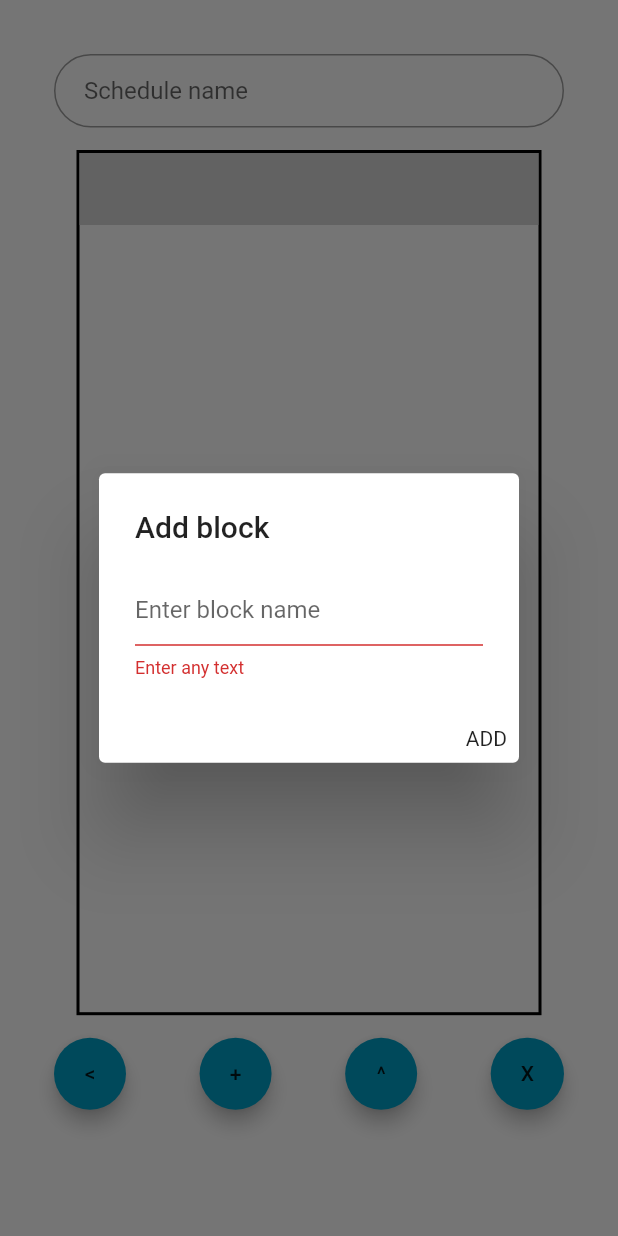
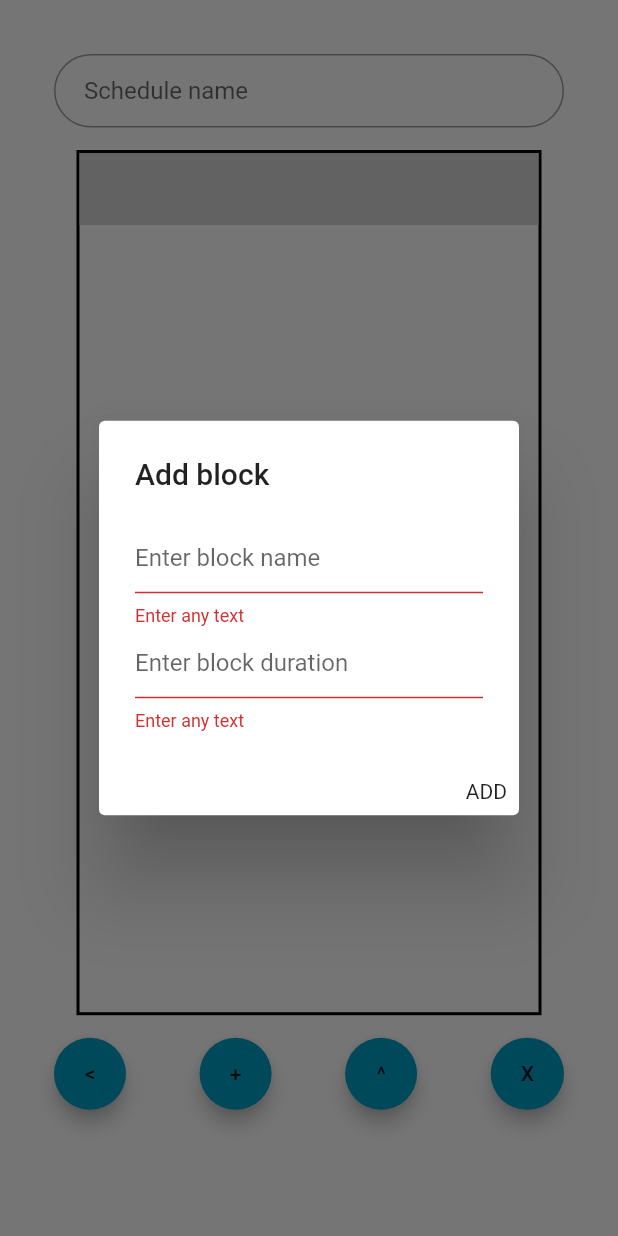
Before and after one commit to Michael-12211/Schedu-block, a Flutter app: the DailyView screen opened directly with empty values, item 2 of the bottom bar chosen, after a tap on "ADD", on a phone screen of 412 x 824 dp. Run offline on Flutter 3.47's test engine with Material 2 defaults, Android fonts, the light colour scheme and no system bars; our stand-ins replace firebase_auth, firebase_core, firebase_database, rflutter_alert; missing offline and left inert: spannable_grid; accounts and stored records are empty.

Commit message:
Can now adjust length of blocks when adding them

```diff
--- a/lib/dailyview.dart
+++ b/lib/dailyview.dart
@@ -332,6 +332,7 @@ class _DayState extends State<DailyView> {
   }
 
   final TextEditingController _nameController = TextEditingController();
+  final TextEditingController _durationController = TextEditingController();
   final GlobalKey<FormState> _formKey = GlobalKey<FormState>();
 
   Future<void> addBlockPopup(BuildContext context) async {
@@ -351,6 +352,13 @@ class _DayState extends State<DailyView> {
                         return value.isNotEmpty ? null : "Enter any text";
                       },
                       decoration: InputDecoration(hintText: "Enter block name"),
+                    ),
+                    TextFormField(
+                      controller: _durationController,
+                      validator: (value) {
+                        return value.isNotEmpty ? null : "Enter any text";
+                      },
+                      decoration: InputDecoration(hintText: "Enter block duration"),
                     )
                   ],
                 )
@@ -361,7 +369,7 @@ class _DayState extends State<DailyView> {
                   child: Text("ADD"),
                   onTap: () {
                     if (_formKey.currentState.validate()) {
-                      addBlock(_nameController.text);
+                      addBlock(_nameController.text, int.parse(_durationController.text));
                       Navigator.of(context).pop();
                     }
                   },
@@ -373,7 +381,7 @@ class _DayState extends State<DailyView> {
     );
   }
 
-  addBlock(String name) {
+  addBlock(String name, int dur) {
     print ("the block is " + name);
 
     database.once().then((DataSnapshot snapshot) {
@@ -418,7 +426,7 @@ class _DayState extends State<DailyView> {
       var currChi = database.child('users').child(user).child('schedules').child(index).child('nodes').child(id);
 
       currChi.child("colour").set("blue");
-      currChi.child("duration").set(1);
+      currChi.child("duration").set(dur);
       currChi.child("id").set(id);
       currChi.child("name").set(name);
       currChi.child("start").set(start);
```
